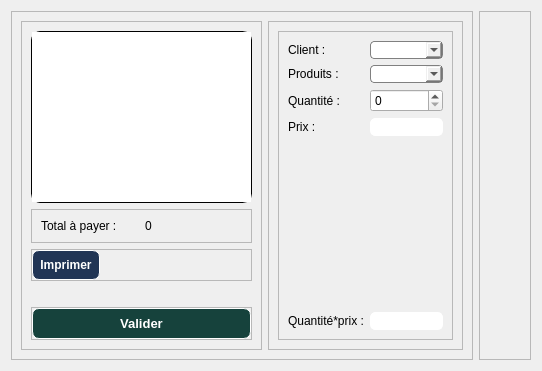
Qt form ajoutvente.ui (Totelof10/tsena) before a commit.
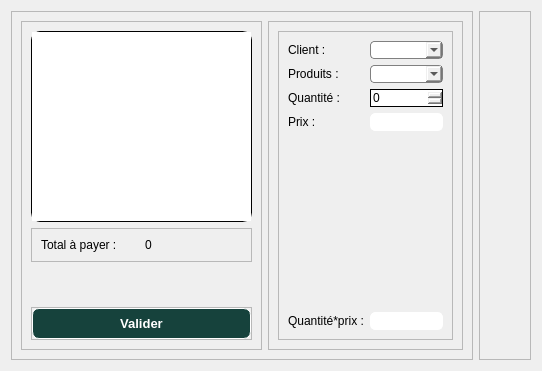
The same form after that commit. Icons and pictures are not drawn.

What changed in the file:
```diff
--- a/ajoutvente.ui
+++ b/ajoutvente.ui
@@ -74,70 +74,6 @@
            </layout>
           </widget>
          </item>
-         <item>
-          <widget class="QFrame" name="frame_8">
-           <property name="frameShape">
-            <enum>QFrame::Shape::StyledPanel</enum>
-           </property>
-           <property name="frameShadow">
-            <enum>QFrame::Shadow::Raised</enum>
-           </property>
-           <layout class="QHBoxLayout" name="horizontalLayout_5">
-            <property name="leftMargin">
-             <number>0</number>
-            </property>
-            <property name="topMargin">
-             <number>0</number>
-            </property>
-            <property name="rightMargin">
-             <number>0</number>
-            </property>
-            <property name="bottomMargin">
-             <number>0</number>
-            </property>
-            <item>
-             <widget class="QPushButton" name="pushButton">
-              <property name="font">
-               <font>
-                <bold>true</bold>
-               </font>
-              </property>
-              <property name="cursor">
-               <cursorShape>PointingHandCursor</cursorShape>
-              </property>
-              <property name="styleSheet">
-               <string notr="true">QPushButton{
-	border: 1px solid white;
-	border-radius: 7px;
-	background-color: #213555;
-	color:white;
-	padding: 7px;
-}
-QPushButton:hover{
-	background-color: #3E5879;
-}</string>
-              </property>
-              <property name="text">
-               <string>Imprimer</string>
-              </property>
-             </widget>
-            </item>
-            <item>
-             <spacer name="horizontalSpacer_2">
-              <property name="orientation">
-               <enum>Qt::Orientation::Horizontal</enum>
-              </property>
-              <property name="sizeHint" stdset="0">
-               <size>
-                <width>40</width>
-                <height>20</height>
-               </size>
-              </property>
-             </spacer>
-            </item>
-           </layout>
-          </widget>
-         </item>
          <item>
           <spacer name="verticalSpacer_2">
            <property name="orientation">
@@ -267,6 +203,10 @@
             </item>
             <item row="2" column="1">
              <widget class="QSpinBox" name="spinBoxQuantite">
+              <property name="styleSheet">
+               <string notr="true">border: 1px solid black;
+border-raduis: 3px;</string>
+              </property>
               <property name="maximum">
                <number>999999999</number>
               </property>
```
Left out of the diff: 21 changed lines with no effect on the pictures.
